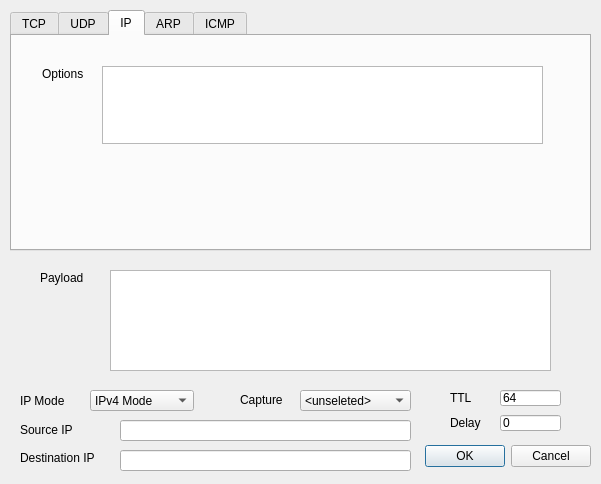
icpz/DokodemoSend, file newpacketdialog.ui: the form before one commit.
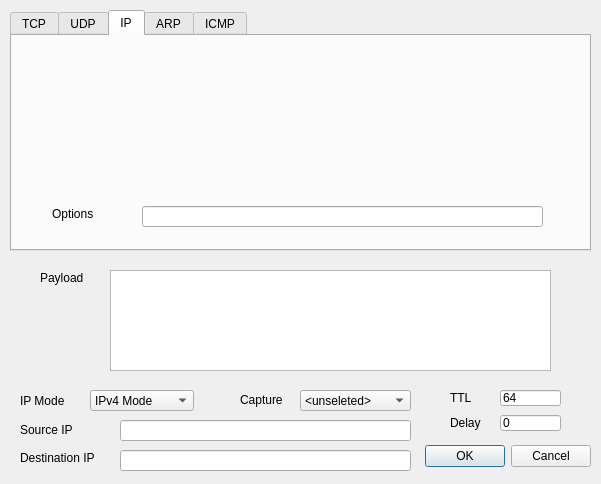
The form after the commit. The open tabs and pages were chosen to show the change.

Commit message: fixed a bug that occures while sending selected packet

```diff
--- a/newpacketdialog.ui
+++ b/newpacketdialog.ui
@@ -359,8 +359,8 @@
     <widget class="QLabel" name="label_18">
      <property name="geometry">
       <rect>
-       <x>30</x>
-       <y>30</y>
+       <x>40</x>
+       <y>170</y>
        <width>60</width>
        <height>16</height>
       </rect>
@@ -369,13 +369,13 @@
       <string>Options</string>
      </property>
     </widget>
-    <widget class="QPlainTextEdit" name="ipOptions">
+    <widget class="QLineEdit" name="ipOptions">
      <property name="geometry">
       <rect>
-       <x>90</x>
-       <y>30</y>
-       <width>441</width>
-       <height>78</height>
+       <x>130</x>
+       <y>170</y>
+       <width>401</width>
+       <height>21</height>
       </rect>
      </property>
     </widget>
```
Left out of the diff: 8 changed lines with no effect on the pictures. The commit also changes 2 other files.
